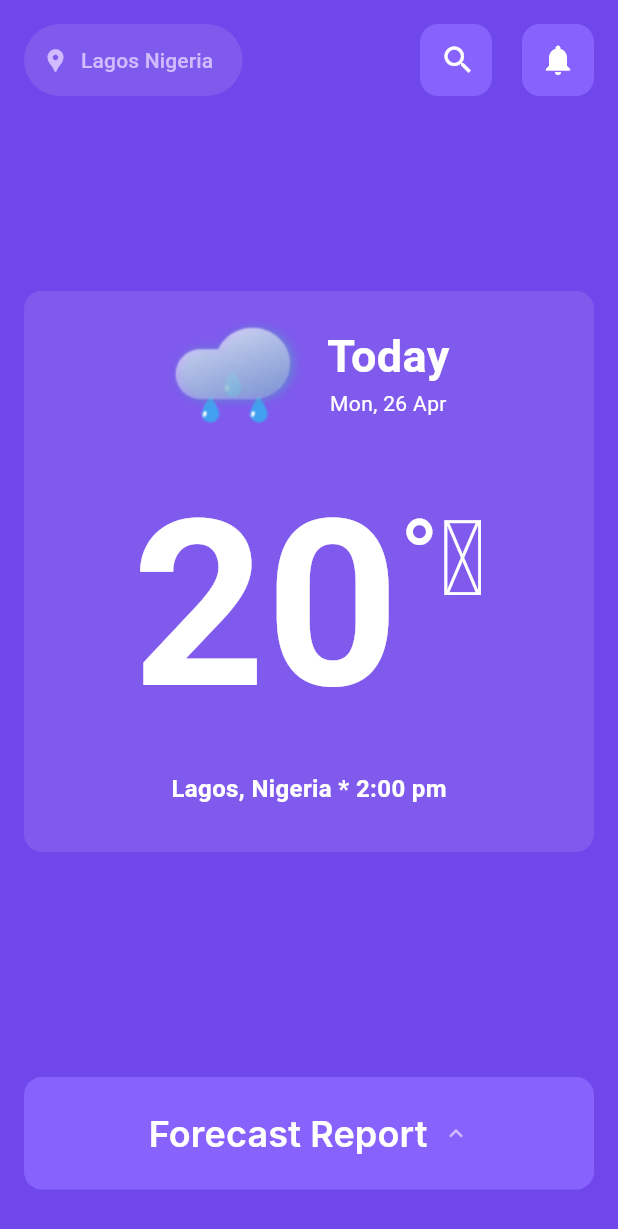
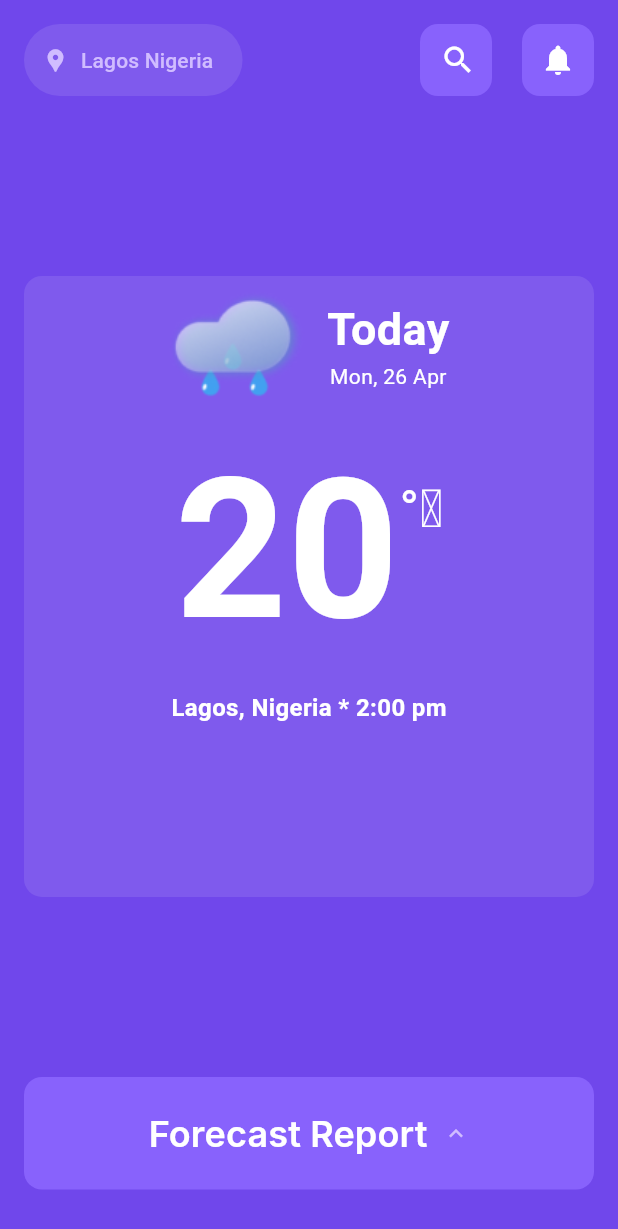
Before and after one commit to chima6985/Aeris, a Flutter app: the LocationScreen screen opened directly, on a phone screen of 412 x 824 dp. Shown: the top 1229 px of the screen. Run offline on Flutter 3.47's test engine with Material 3 defaults, Android fonts, the phone set to English and light mode, and no system bars; our stand-ins replace flutter_spinkit, geolocator; network calls fail; Roboto replaces fonts that are missing (DMSans, Inter).

Commit message:
with spinkit

```diff
--- a/lib/screens/location_screen.dart
+++ b/lib/screens/location_screen.dart
@@ -30,7 +30,7 @@ class _LocationScreenState extends State<LocationScreen> {
             child: Padding(
               padding: const EdgeInsets.all(8.0),
               child: Column(
-                mainAxisAlignment: MainAxisAlignment.spaceEvenly,
+                mainAxisAlignment: MainAxisAlignment.spaceBetween,
                 children: [
                   Row(
                     mainAxisAlignment: MainAxisAlignment.spaceBetween,
@@ -193,7 +193,7 @@ class _LocationScreenState extends State<LocationScreen> {
                     ],
                   ),
                   const SizedBox(
-                    height: 130,
+                    height: 120,
                   ),
                   Expanded(
                     child: Container(
@@ -202,9 +202,8 @@ class _LocationScreenState extends State<LocationScreen> {
                         color: kActiveCardColor.withOpacity(0.1),
                       ),
                       width: double.infinity,
-                      child: Padding(
-                        padding: const EdgeInsets.all(8.0),
                       child: Column(
+                        mainAxisSize: MainAxisSize.min,
                         children: [
                           Row(
                             mainAxisAlignment: MainAxisAlignment.center,
@@ -242,14 +241,14 @@ class _LocationScreenState extends State<LocationScreen> {
                               children: [
                                 Text(
                                   '20',
-                                    style: kMiddleContStyle.copyWith(
-                                        fontSize: 155),
+                                  style:
+                                      kMiddleContStyle.copyWith(fontSize: 130),
                                 ),
                                 Padding(
-                                    padding: const EdgeInsets.only(top: 30.0),
+                                  padding: const EdgeInsets.only(top: 40.0),
                                   child: Text(
                                     '\u00B0\u1D9c',
-                                      style: kTextStyle.copyWith(fontSize: 70),
+                                    style: kTextStyle.copyWith(fontSize: 35),
                                   ),
                                 )
                               ],
@@ -263,12 +262,8 @@ class _LocationScreenState extends State<LocationScreen> {
                       ),
                     ),
                   ),
-                  ),
-                  const SizedBox(
-                    height: 150,
-                  ),
                   Padding(
-                    padding: const EdgeInsets.only(bottom: 15),
+                    padding: const EdgeInsets.only(bottom: 15, top: 120),
                     child: Container(
                       height: 75.05,
                       decoration: BoxDecoration(
```
Also changed, not shown: lib/screens/loading_screen.dart (+20 -14 lines), lib/services/networking.dart (line endings or trailing spaces). Lines whose indentation alone changed are shown as unchanged.
